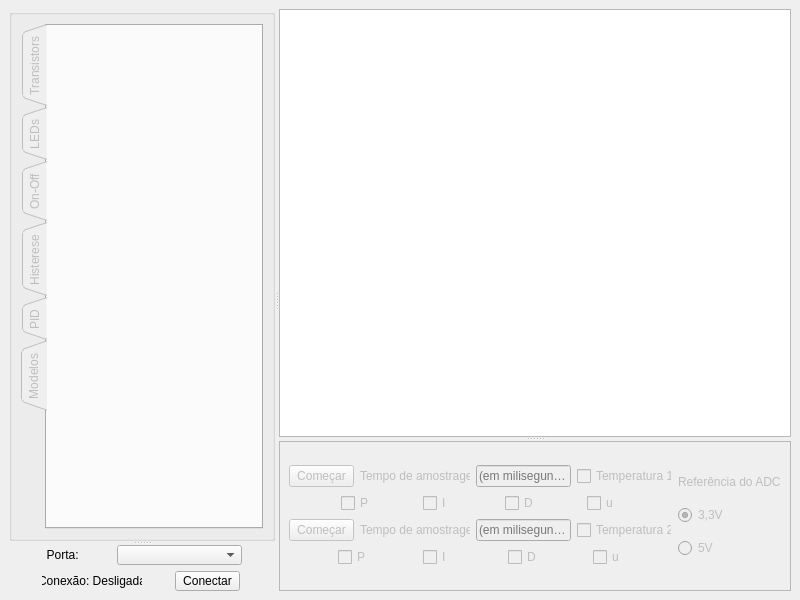
Above: SERT_GUI_CONDIG.ui from deep-in-the-pc/CONDIG before the change. Below: the same form after it.
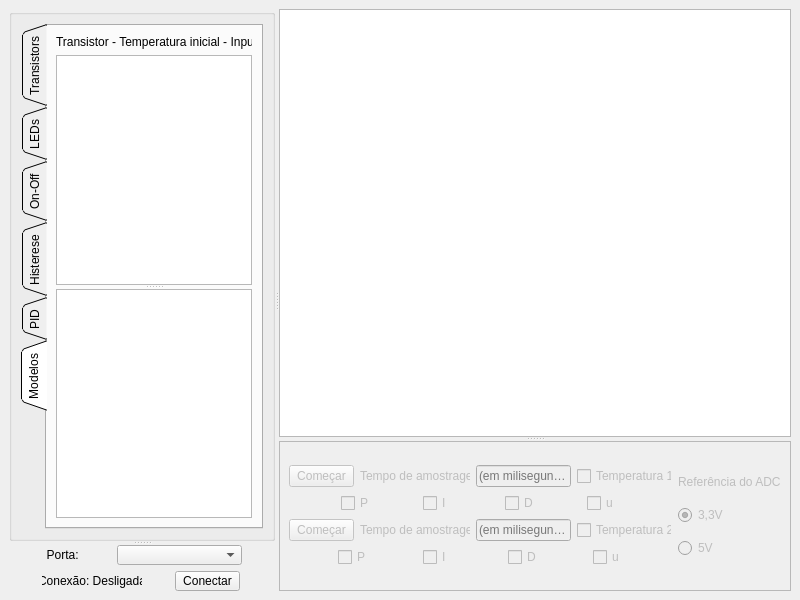
That is the form after the change. The open tabs and pages were chosen to show the change. Custom widgets are drawn as their Qt base class.

Commit message: store models in file Load models on startup analyse model in Modelos tab

Diff of the .ui file:
```diff
--- a/SERT_GUI_CONDIG.ui
+++ b/SERT_GUI_CONDIG.ui
@@ -77,7 +77,7 @@
          <item row="0" column="0">
           <widget class="QTabWidget" name="Controlo">
            <property name="enabled">
-            <bool>false</bool>
+            <bool>true</bool>
            </property>
            <property name="maximumSize">
             <size>
@@ -873,6 +873,24 @@
             <attribute name="title">
              <string>Modelos</string>
             </attribute>
+            <layout class="QGridLayout" name="gridLayout_12">
+             <item row="0" column="0">
+              <widget class="QLabel" name="label_27">
+               <property name="text">
+                <string>Transistor - Temperatura inicial - Input</string>
+               </property>
+              </widget>
+             </item>
+             <item row="1" column="0">
+              <widget class="QSplitter" name="splitter_4">
+               <property name="orientation">
+                <enum>Qt::Vertical</enum>
+               </property>
+               <widget class="QListWidget" name="modelListWidget"/>
+               <widget class="QTextBrowser" name="modelosTextBrowser"/>
+              </widget>
+             </item>
+            </layout>
            </widget>
           </widget>
          </item>
```
Left out of the diff: 2 changed lines with no effect on the pictures. The commit also changes 2 other files.
